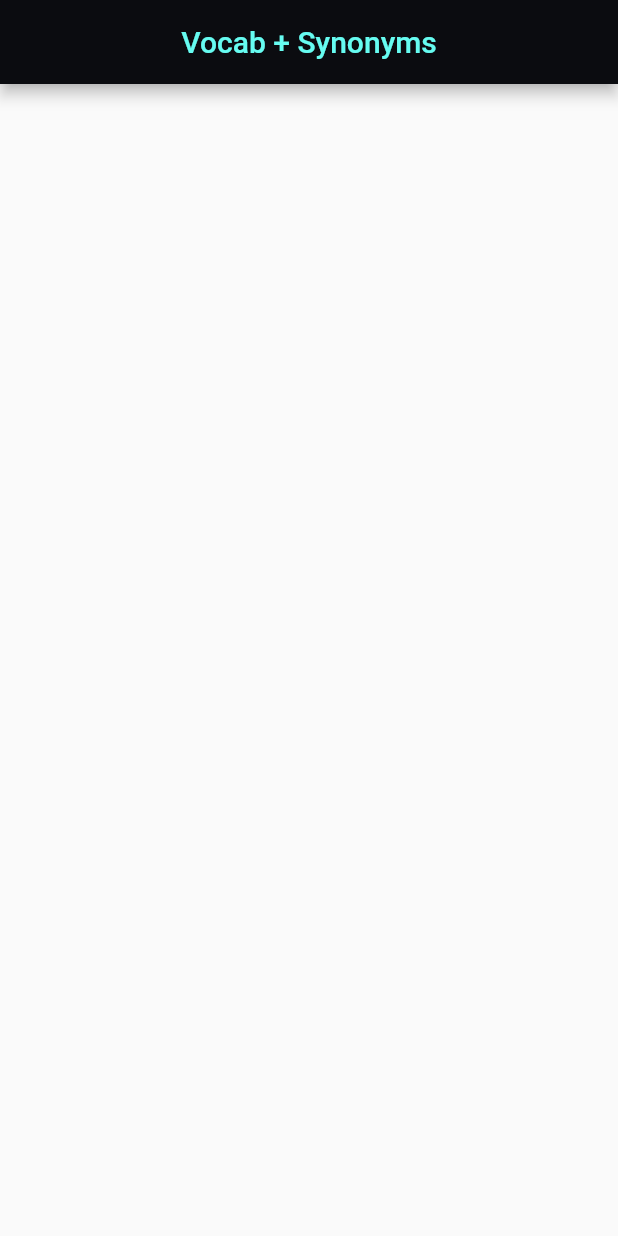
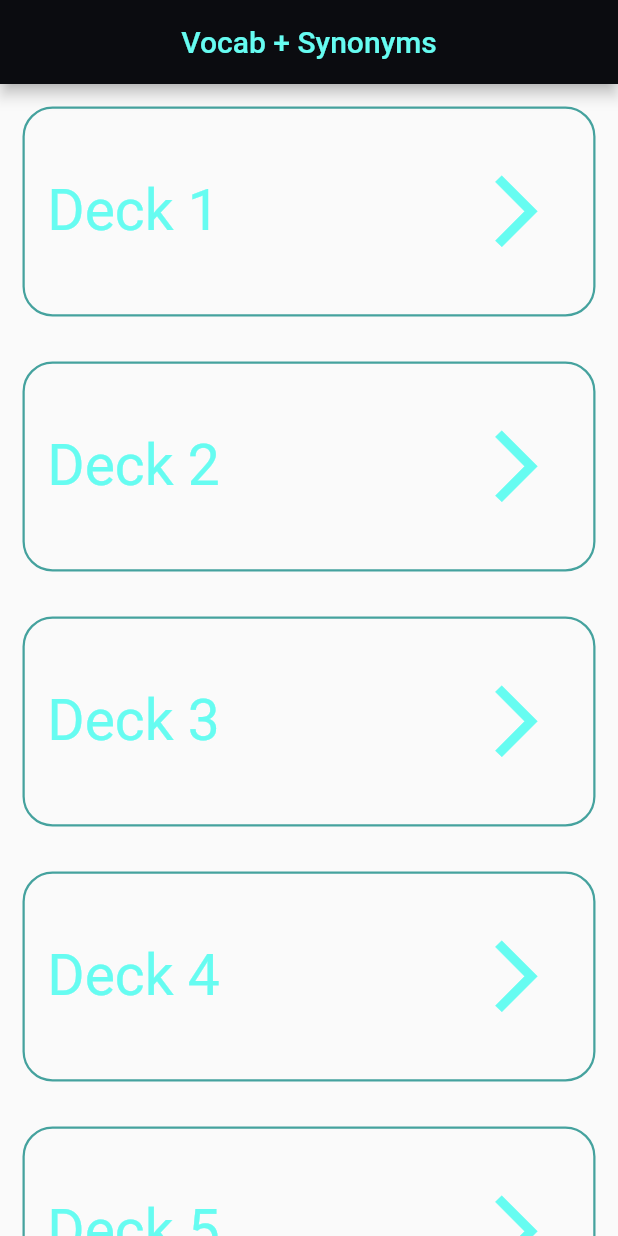
Before and after one commit to MaitG/gre-vocab-with-synonyms-app, a Flutter app: the screen it shows after launch, on a phone screen of 412 x 824 dp. Run offline on Flutter 3.47's test engine with Material 2 defaults, Android fonts, the phone set to English and light mode, and no system bars; our stand-ins replace audioplayers, flip_card.

Commit message:
The HomeScreen Display  issue solved.

```diff
--- a/lib/screens/home_screen.dart
+++ b/lib/screens/home_screen.dart
@@ -16,14 +16,16 @@ class HomeScreen extends StatefulWidget {
 class _HomeScreenState extends State<HomeScreen> {
   void fetchDeck() async {
     String fileData = await rootBundle.loadString('assets/word_list.json');
-    var wordList = json.decode(fileData);
-    deckNo = wordList.length;
+    setState(() {
+      var wordList = json.decode(fileData);
+      deckNo = wordList.length;
+    });
   }
 
   @override
   void initState() {
     super.initState();
-    if (mounted) fetchDeck();
+    fetchDeck();
   }
 
   @override
@@ -45,7 +47,9 @@ class _HomeScreenState extends State<HomeScreen> {
         //Body
         body: SingleChildScrollView(
           child: Column(
-            children: [for (int i = 1; i <= deckNo; i++) DeckCard(number: i)],
+            children: [
+              for (int i = 1; i <= deckNo; i++) DeckCard(number: i),
+            ],
           ),
         ));
   }
```
